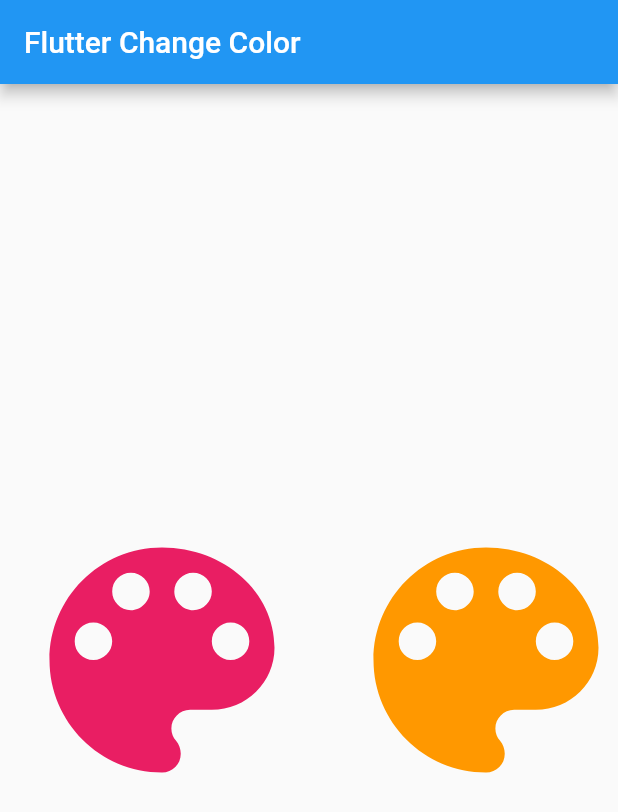
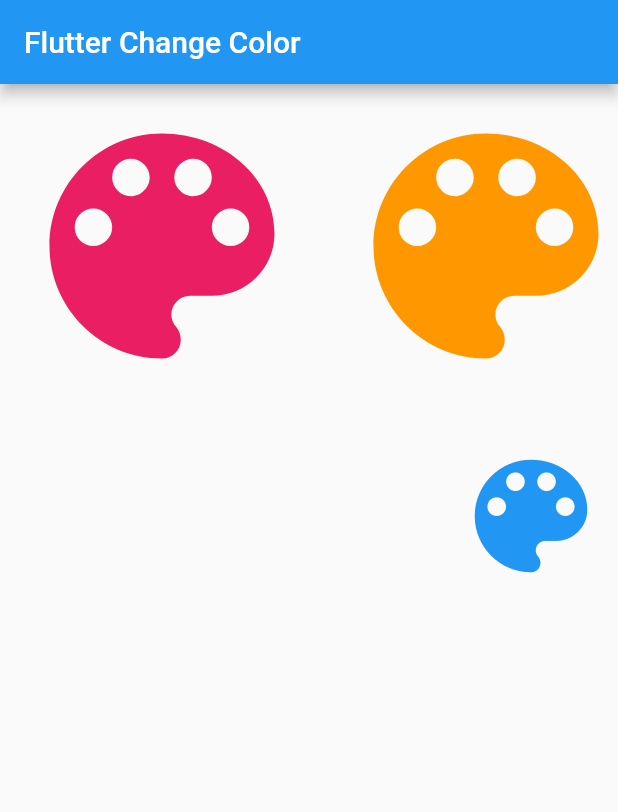
Before and after one commit to Andresit0/Select_App_Color_Flutter, a Flutter app: the screen it shows after launch, on a phone screen of 412 x 824 dp. Shown: the top 812 px of the screen. Run offline on Flutter 3.47's test engine with Material 2 defaults, Android fonts, the phone set to English and light mode, and no system bars.

Commit message:
new color button

```diff
--- a/select_app_color/lib/listBtnsAppColors.dart
+++ b/select_app_color/lib/listBtnsAppColors.dart
@@ -61,10 +61,10 @@ Widget listSpecificColorButton(
 }
 
 // GLOBAL WIDGET COLOR
-Widget buttonToChangeColor(MaterialColor newColor) {
+Widget buttonToChangeColor(double size, MaterialColor newColor) {
   return IconButton(
     splashRadius: 1,
-    iconSize: 200,
+    iconSize: size,
     icon: Icon(
       Icons.color_lens,
       color: newColor,
@@ -75,21 +75,21 @@ Widget buttonToChangeColor(MaterialColor newColor) {
   );
 }
 
-Widget listColorButton() {
+Widget listColorButton(double size) {
   return Container(
     child: ListView(
       scrollDirection: Axis.horizontal,
       children: [
-        buttonToChangeColor(Colors.pink),
-        buttonToChangeColor(Colors.orange),
-        buttonToChangeColor(Colors.yellow),
-        buttonToChangeColor(Colors.blue),
-        buttonToChangeColor(Colors.red),
-        buttonToChangeColor(Colors.green),
-        buttonToChangeColor(Colors.cyan),
-        buttonToChangeColor(Colors.purple),
-        buttonToChangeColor(Colors.grey),
-        buttonToChangeColor(globalClr.colorBlack),
+        buttonToChangeColor(size, Colors.pink),
+        buttonToChangeColor(size, Colors.orange),
+        buttonToChangeColor(size, Colors.yellow),
+        buttonToChangeColor(size, Colors.blue),
+        buttonToChangeColor(size, Colors.red),
+        buttonToChangeColor(size, Colors.green),
+        buttonToChangeColor(size, Colors.cyan),
+        buttonToChangeColor(size, Colors.purple),
+        buttonToChangeColor(size, Colors.grey),
+        buttonToChangeColor(size, globalClr.colorBlack),
       ],
     ),
   );
--- a/select_app_color/lib/main.dart
+++ b/select_app_color/lib/main.dart
@@ -33,13 +33,52 @@ class MyHomePage extends StatefulWidget {
 }
 
 class _MyHomePageState extends State<MyHomePage> {
+  double iconSize = 100;
+  bool activateColor = false;
+
+  Widget colorButton(double height) {
+    return Container(
+      height: height,
+      child: Row(
+        children: [
+          activateColor
+              ? Expanded(child: btnListColor.listColorButton(iconSize))
+              : Expanded(child: Container()),
+          Container(
+            color: Colors.transparent,
+            alignment: Alignment.centerRight,
+            child: IconButton(
+                splashRadius: 1,
+                iconSize: iconSize,
+                onPressed: () {
+                  setState(() {
+                    activateColor = !activateColor;
+                  });
+                },
+                icon: Icon(
+                  activateColor ? Icons.cancel_outlined : Icons.color_lens,
+                  size: iconSize,
+                  color: Theme.of(context).colorScheme.secondary,
+                )),
+          ),
+        ],
+      ),
+    );
+  }
+
   @override
   Widget build(BuildContext context) {
     return Scaffold(
       appBar: AppBar(
         title: Text(widget.title),
       ),
-      body: btnListColor.listColorButton(),
+      body: Column(
+        children: [
+          Container(height: 200, child: btnListColor.listColorButton(200)),
+          Padding(padding: EdgeInsets.only(top: 30)),
+          colorButton(100),
+        ],
+      ),
     );
   }
 }
```
Also changed, not shown: select_app_color/pubspec.lock.
